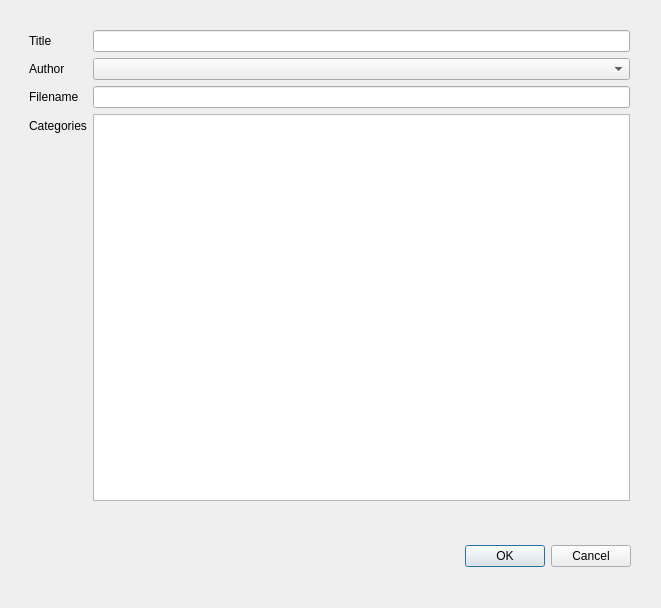
This is ui_edit_document_dialog.ui in grapesmoker/pdf-library as Qt 5 draws it before an edit. The edited form follows.
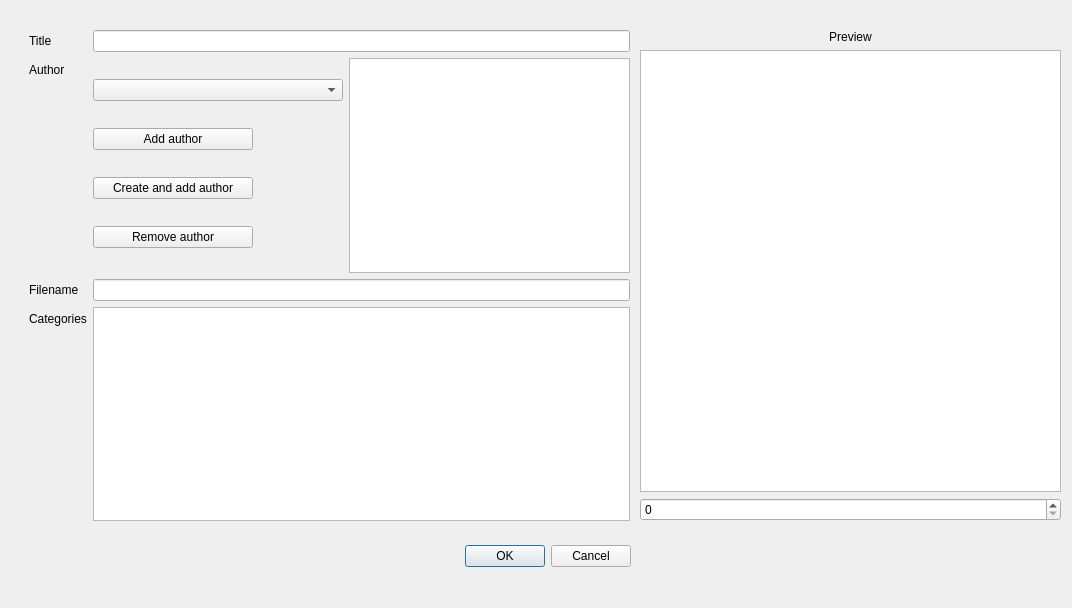
This is the edited form.

Commit message: preview and edit for documents, authors, categories

```diff
--- a/ui_edit_document_dialog.ui
+++ b/ui_edit_document_dialog.ui
@@ -6,7 +6,7 @@
    <rect>
     <x>0</x>
     <y>0</y>
-    <width>661</width>
+    <width>1072</width>
     <height>608</height>
    </rect>
   </property>
@@ -35,7 +35,7 @@
      <x>29</x>
      <y>30</y>
      <width>601</width>
-     <height>471</height>
+     <height>491</height>
     </rect>
    </property>
    <layout class="QFormLayout" name="formLayout">
@@ -57,27 +57,166 @@
      </widget>
     </item>
     <item row="1" column="1">
-     <widget class="QComboBox" name="cmbAuthor"/>
+     <layout class="QHBoxLayout" name="authorLayout">
+      <item>
+       <layout class="QVBoxLayout" name="authorComboLayout">
+        <item>
+         <widget class="QComboBox" name="cmbAuthor">
+          <property name="sizePolicy">
+           <sizepolicy hsizetype="Maximum" vsizetype="Fixed">
+            <horstretch>0</horstretch>
+            <verstretch>0</verstretch>
+           </sizepolicy>
+          </property>
+          <property name="minimumSize">
+           <size>
+            <width>250</width>
+            <height>0</height>
+           </size>
+          </property>
+          <property name="maximumSize">
+           <size>
+            <width>250</width>
+            <height>16777215</height>
+           </size>
+          </property>
+          <property name="sizeAdjustPolicy">
+           <enum>QComboBox::AdjustToMinimumContentsLength</enum>
+          </property>
+          <property name="minimumContentsLength">
+           <number>200</number>
+          </property>
+         </widget>
+        </item>
+        <item>
+         <widget class="QPushButton" name="btnAddAuthor">
+          <property name="sizePolicy">
+           <sizepolicy hsizetype="Fixed" vsizetype="Fixed">
+            <horstretch>0</horstretch>
+            <verstretch>0</verstretch>
+           </sizepolicy>
+          </property>
+          <property name="minimumSize">
+           <size>
+            <width>160</width>
+            <height>0</height>
+           </size>
+          </property>
+          <property name="text">
+           <string>Add author</string>
+          </property>
+         </widget>
+        </item>
+        <item>
+         <widget class="QPushButton" name="btnCreateNewAuthor">
+          <property name="sizePolicy">
+           <sizepolicy hsizetype="Fixed" vsizetype="Fixed">
+            <horstretch>0</horstretch>
+            <verstretch>0</verstretch>
+           </sizepolicy>
+          </property>
+          <property name="minimumSize">
+           <size>
+            <width>160</width>
+            <height>0</height>
+           </size>
+          </property>
+          <property name="text">
+           <string>Create and add author</string>
+          </property>
+         </widget>
+        </item>
+        <item>
+         <widget class="QPushButton" name="btnRemoveAuthor">
+          <property name="sizePolicy">
+           <sizepolicy hsizetype="Fixed" vsizetype="Fixed">
+            <horstretch>0</horstretch>
+            <verstretch>0</verstretch>
+           </sizepolicy>
+          </property>
+          <property name="minimumSize">
+           <size>
+            <width>160</width>
+            <height>0</height>
+           </size>
+          </property>
+          <property name="text">
+           <string>Remove author</string>
+          </property>
+         </widget>
+        </item>
+       </layout>
+      </item>
+      <item>
+       <widget class="QListView" name="lstAuthors">
+        <property name="sizePolicy">
+         <sizepolicy hsizetype="Expanding" vsizetype="MinimumExpanding">
+          <horstretch>0</horstretch>
+          <verstretch>0</verstretch>
+         </sizepolicy>
+        </property>
+        <property name="selectionMode">
+         <enum>QAbstractItemView::MultiSelection</enum>
+        </property>
+       </widget>
+      </item>
+     </layout>
     </item>
-    <item row="2" column="0">
+    <item row="3" column="0">
      <widget class="QLabel" name="label_3">
       <property name="text">
        <string>Filename</string>
       </property>
      </widget>
     </item>
-    <item row="3" column="0">
-     <widget class="QLabel" name="label_5">
-      <property name="text">
-       <string>Categories</string>
-      </property>
-     </widget>
-    </item>
     <item row="3" column="1">
-     <widget class="QListView" name="lstCategories"/>
-    </item>
-    <item row="2" column="1">
      <widget class="QLineEdit" name="txtPath"/>
+    </item>
+    <item row="4" column="0">
+     <widget class="QLabel" name="label_5">
+      <property name="text">
+       <string>Categories</string>
+      </property>
+     </widget>
+    </item>
+    <item row="4" column="1">
+     <layout class="QHBoxLayout" name="categoryLayout">
+      <item>
+       <widget class="QListView" name="lstCategories">
+        <property name="selectionMode">
+         <enum>QAbstractItemView::NoSelection</enum>
+        </property>
+       </widget>
+      </item>
+     </layout>
+    </item>
+   </layout>
+  </widget>
+  <widget class="QWidget" name="verticalLayoutWidget_2">
+   <property name="geometry">
+    <rect>
+     <x>640</x>
+     <y>30</y>
+     <width>421</width>
+     <height>491</height>
+    </rect>
+   </property>
+   <layout class="QVBoxLayout" name="verticalLayout">
+    <item>
+     <widget class="QLabel" name="label_4">
+      <property name="text">
+       <string>Preview</string>
+      </property>
+      <property name="alignment">
+       <set>Qt::AlignCenter</set>
+      </property>
+     </widget>
+    </item>
+    <item>
+     <widget class="QGraphicsView" name="grPreview"/>
+    </item>
+    <item>
+     <widget class="QSpinBox" name="spinPreview"/>
     </item>
    </layout>
   </widget>
```
The commit also changes 9 other files.
